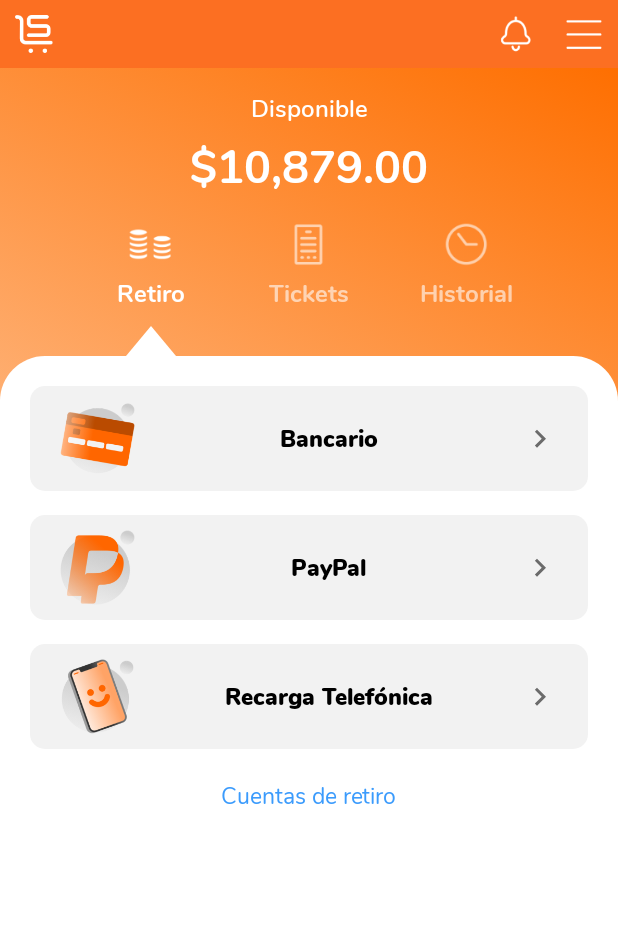
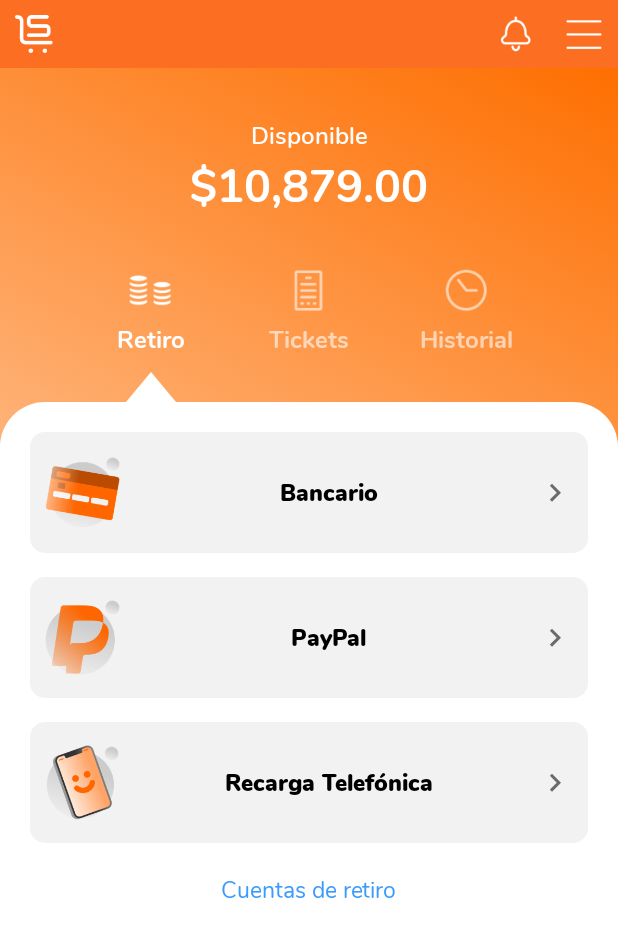
Before and after one commit to kissthbw/ShinShin-Android, an Android app: the fragment DisponibleFragment placed in its activity, on a phone screen of 412 x 824 dp. Shown: the top 937 px of the screen. Run offline under Robolectric (Android 15) with nearby library versions, the phone set to English and light mode, and no system bars; our stand-ins replace Picasso, RxJava, data binding; libraries missing offline, so code that uses them is left out: com.facebook, com.facebook.login, com.getbouncer.cardscan; network calls fail; pictures from the network do not load; 5 statements that could not run were skipped.

Commit message:
feat: Actualización a vistas

```diff
--- a/app/src/main/res/layout/fragment_disponible.xml
+++ b/app/src/main/res/layout/fragment_disponible.xml
@@ -17,7 +17,7 @@
             android:fontFamily="@font/font_nunito_semibold"
             android:textSize="16sp"
             android:text="@string/menu_msg_disponible"
-            android:layout_marginTop="15dp"
+            android:layout_marginTop="33dp"
             app:layout_constraintTop_toTopOf="parent"
             app:layout_constraintStart_toStartOf="parent"
             app:layout_constraintEnd_toEndOf="parent"/>
@@ -30,7 +30,6 @@
             android:fontFamily="@font/font_nunito_bold"
             android:textSize="30sp"
             android:text="$10,879.00"
-            android:layout_marginTop="5dp"
             app:layout_constraintTop_toBottomOf="@+id/tvDisponibleTitulo"
             app:layout_constraintStart_toStartOf="parent"
             app:layout_constraintEnd_toEndOf="parent"/>
@@ -39,7 +38,7 @@
             android:id="@+id/clDisponibleMenu"
             android:layout_width="match_parent"
             android:layout_height="wrap_content"
-            android:layout_marginTop="15dp"
+            android:layout_marginTop="33dp"
             app:layout_constraintTop_toBottomOf="@+id/tvDisponibleSaldo"
             app:layout_constraintStart_toStartOf="parent"
             app:layout_constraintEnd_toEndOf="parent">
--- a/app/src/main/res/layout/fragment_retiro.xml
+++ b/app/src/main/res/layout/fragment_retiro.xml
@@ -21,10 +21,10 @@
                 android:layout_width="match_parent"
                 android:layout_height="wrap_content"
                 android:background="@drawable/round_corner_gris"
-                android:paddingTop="10dp"
-                android:paddingBottom="10dp"
-                android:paddingStart="20dp"
-                android:paddingEnd="20dp"
+                android:paddingTop="15dp"
+                android:paddingBottom="15dp"
+                android:paddingStart="10dp"
+                android:paddingEnd="10dp"
                 app:layout_constraintTop_toTopOf="parent"
                 app:layout_constraintStart_toStartOf="parent"
                 app:layout_constraintEnd_toEndOf="parent">
@@ -68,10 +68,10 @@
                 android:layout_width="match_parent"
                 android:layout_height="wrap_content"
                 android:background="@drawable/round_corner_gris"
-                android:paddingTop="10dp"
-                android:paddingBottom="10dp"
-                android:paddingStart="20dp"
-                android:paddingEnd="20dp"
+                android:paddingTop="15dp"
+                android:paddingBottom="15dp"
+                android:paddingStart="10dp"
+                android:paddingEnd="10dp"
                 android:layout_marginTop="16dp"
                 app:layout_constraintTop_toBottomOf="@+id/clRetiroBancaria"
                 app:layout_constraintStart_toStartOf="parent"
@@ -116,10 +116,10 @@
                 android:layout_width="match_parent"
                 android:layout_height="wrap_content"
                 android:background="@drawable/round_corner_gris"
-                android:paddingTop="10dp"
-                android:paddingBottom="10dp"
-                android:paddingStart="20dp"
-                android:paddingEnd="20dp"
+                android:paddingTop="15dp"
+                android:paddingBottom="15dp"
+                android:paddingStart="10dp"
+                android:paddingEnd="10dp"
                 android:layout_marginTop="16dp"
                 app:layout_constraintTop_toBottomOf="@+id/clRetiroPaypal"
                 app:layout_constraintStart_toStartOf="parent"
--- a/app/src/main/res/values/strings.xml
+++ b/app/src/main/res/values/strings.xml
@@ -38,8 +38,8 @@
     <string name="intro_btn_listo">¡Lo tengo!</string>
 
     <!--**************** Main ****************-->
-    <string name="main_title_primer">¡Has SHING SHING!</string>
-    <string name="main_title_subir">sube tu primer Ticket.</string>
+    <string name="main_title_primer">¡Has tu 1er SHING SHING!</string>
+    <string name="main_title_subir">y sube tu primer Ticket.</string>
     <string name="main_title_popular">Populares</string>
     <string name="main_title_departamento">Departamentos</string>
     <string name="main_title_tienda">Tiendas</string>
```
